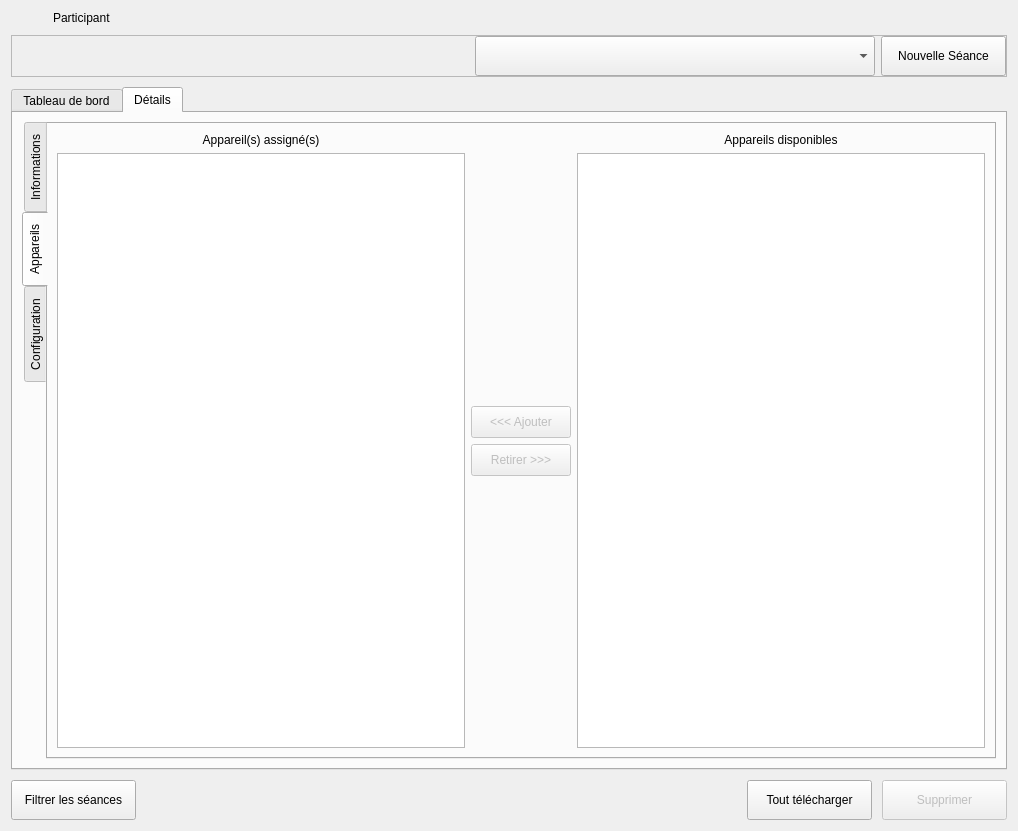
Above: client/src/editors/ParticipantWidget.ui from introlab/openteraplus before the change. Below: the same form after it.
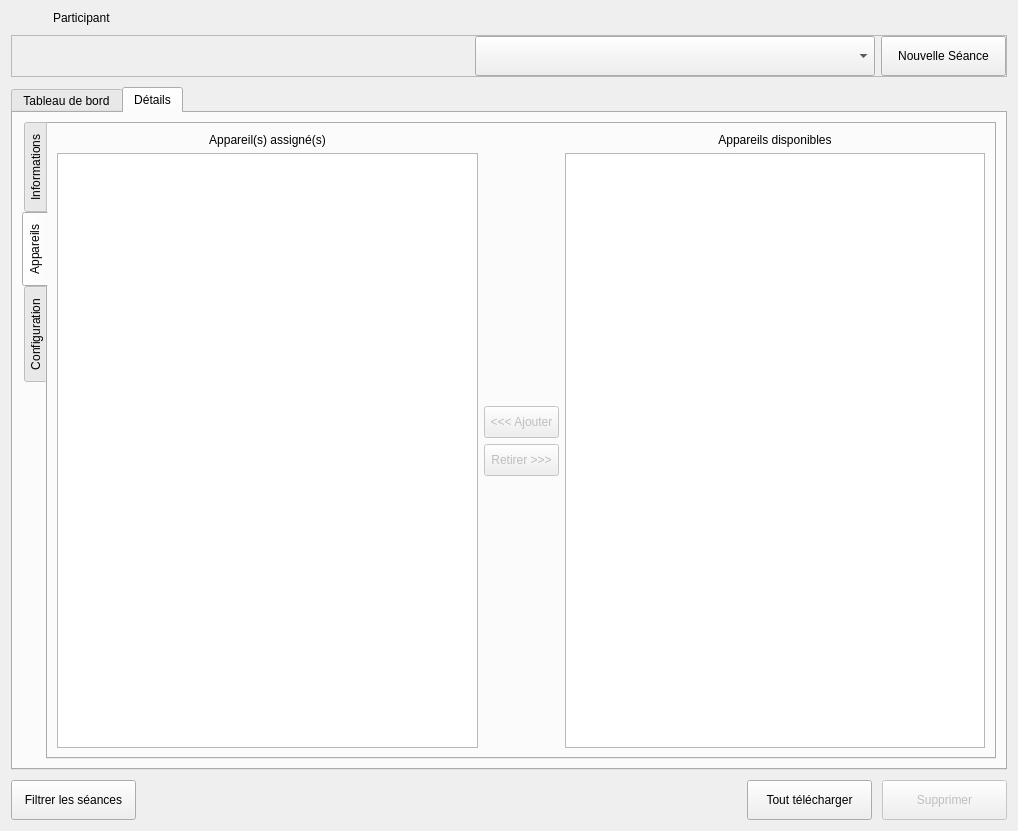
That is the form after the change. The open tabs and pages were chosen to show the change. Icons and pictures are not drawn. Custom widgets are drawn as their Qt base class.

What changed in the file:
```diff
--- a/client/src/editors/ParticipantWidget.ui
+++ b/client/src/editors/ParticipantWidget.ui
@@ -1591,6 +1591,12 @@
                <property name="enabled">
                 <bool>true</bool>
                </property>
+               <property name="sizePolicy">
+                <sizepolicy hsizetype="Preferred" vsizetype="Expanding">
+                 <horstretch>0</horstretch>
+                 <verstretch>0</verstretch>
+                </sizepolicy>
+               </property>
                <property name="editTriggers">
                 <set>QAbstractItemView::NoEditTriggers</set>
                </property>
@@ -1627,12 +1633,24 @@
                <property name="enabled">
                 <bool>false</bool>
                </property>
+               <property name="sizePolicy">
+                <sizepolicy hsizetype="Maximum" vsizetype="Fixed">
+                 <horstretch>0</horstretch>
+                 <verstretch>0</verstretch>
+                </sizepolicy>
+               </property>
                <property name="minimumSize">
                 <size>
-                 <width>100</width>
+                 <width>75</width>
                  <height>32</height>
                 </size>
                </property>
+               <property name="maximumSize">
+                <size>
+                 <width>75</width>
+                 <height>16777215</height>
+                </size>
+               </property>
                <property name="cursor">
                 <cursorShape>PointingHandCursor</cursorShape>
                </property>
@@ -1646,12 +1664,24 @@
                <property name="enabled">
                 <bool>false</bool>
                </property>
+               <property name="sizePolicy">
+                <sizepolicy hsizetype="Maximum" vsizetype="Fixed">
+                 <horstretch>0</horstretch>
+                 <verstretch>0</verstretch>
+                </sizepolicy>
+               </property>
                <property name="minimumSize">
                 <size>
-                 <width>100</width>
+                 <width>75</width>
                  <height>32</height>
                 </size>
                </property>
+               <property name="maximumSize">
+                <size>
+                 <width>75</width>
+                 <height>16777215</height>
+                </size>
+               </property>
                <property name="cursor">
                 <cursorShape>PointingHandCursor</cursorShape>
                </property>
@@ -1688,7 +1718,14 @@
               </widget>
              </item>
              <item>
-              <widget class="QListWidget" name="lstAvailDevices"/>
+              <widget class="QListWidget" name="lstAvailDevices">
+               <property name="sizePolicy">
+                <sizepolicy hsizetype="Preferred" vsizetype="Expanding">
+                 <horstretch>0</horstretch>
+                 <verstretch>0</verstretch>
+                </sizepolicy>
+               </property>
+              </widget>
              </item>
             </layout>
            </item>
```
Left out of the diff: 14 changed lines with no effect on the pictures.
